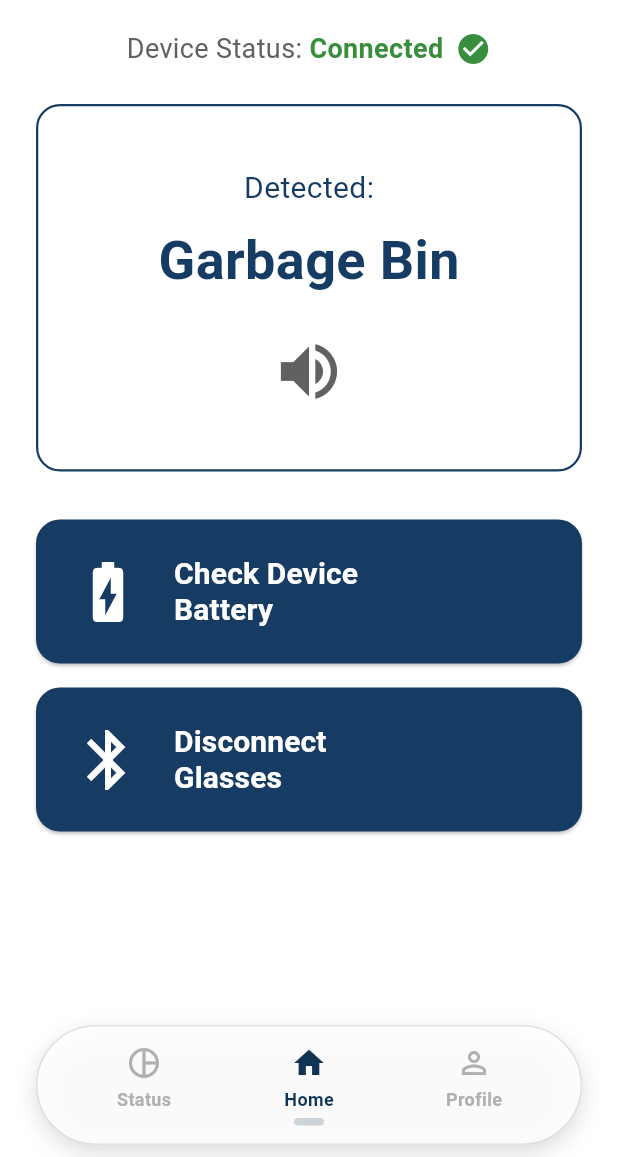
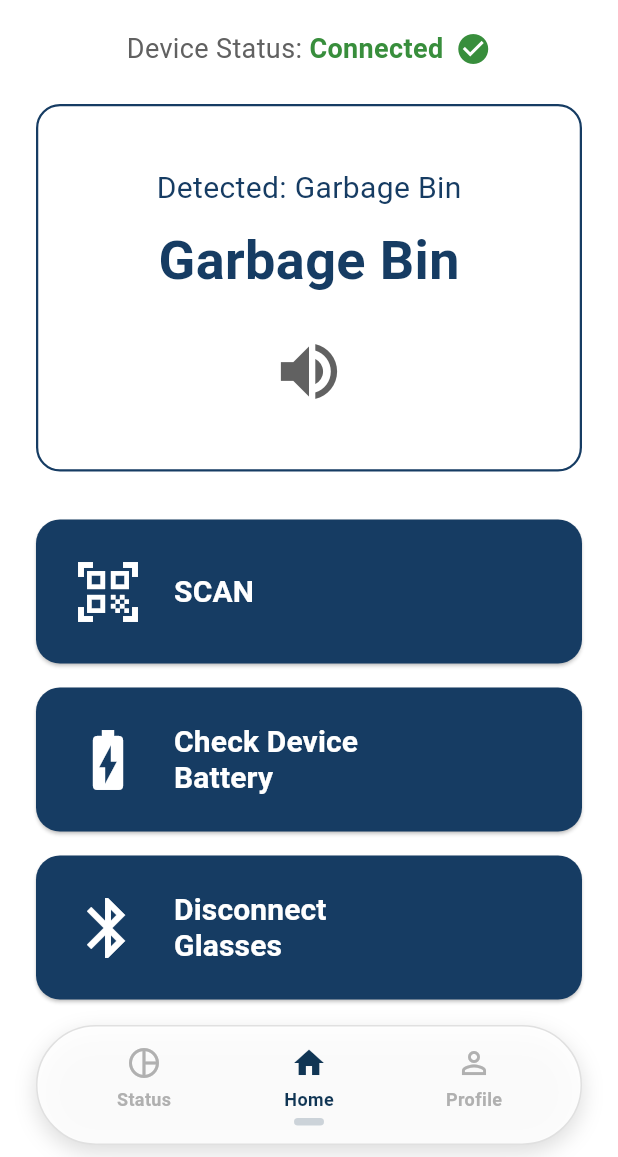
Before and after one commit to dorothyatienza/tanaw-app-capstone, a Flutter app: the HomeScreen screen opened directly, on a phone screen of 412 x 824 dp, the part 79-1236 px from its top. Run offline on Flutter 3.47's test engine with Material 3 defaults, Android fonts, the phone set to English and light mode, and no system bars; our stand-ins replace flutter_tts, font_awesome_flutter, image_picker, shared_preferences, smooth_page_indicator; accounts and stored records are empty.

Commit message:
GENERATOR WORKING
Object Generator that i added is working, and everything is working

```diff
--- a/lib/screens/home_screen.dart
+++ b/lib/screens/home_screen.dart
@@ -10,6 +10,8 @@ import 'package:tanaw_app/widgets/animated_bottom_nav_bar.dart';
 import 'package:tanaw_app/widgets/app_logo.dart';
 import 'package:tanaw_app/widgets/fade_page_route.dart';
 import 'package:tanaw_app/state/connection_state.dart' as app_connection;
+import 'package:intl/intl.dart';
+import 'package:tanaw_app/services/object_generator.dart';
 
 class HomeScreen extends StatefulWidget {
   const HomeScreen({super.key});
@@ -20,7 +22,7 @@ class HomeScreen extends StatefulWidget {
 
 class HomeScreenState extends State<HomeScreen> {
   final FlutterTts _flutterTts = FlutterTts();
-  final String _lastDetectedObject = "Garbage Bin";
+  String _lastDetectedObject = "Garbage Bin";
   final String _batteryLevel = "80%";
   int _selectedIndex = 1;
 
@@ -75,7 +77,9 @@ class HomeScreenState extends State<HomeScreen> {
   @override
   Widget build(BuildContext context) {
     final ttsState = Provider.of<TtsState>(context);
-    final connectionState = Provider.of<app_connection.ConnectionState>(context);
+    final connectionState = Provider.of<app_connection.ConnectionState>(
+      context,
+    );
 
     Widget screenContent = Scaffold(
       backgroundColor: Colors.white,
@@ -84,8 +88,9 @@ class HomeScreenState extends State<HomeScreen> {
         backgroundColor: Colors.white,
         elevation: 0,
         title: AppLogo(
-            isGuardianMode:
-                Provider.of<GuardianModeState>(context).isGuardianModeEnabled,
+          isGuardianMode: Provider.of<GuardianModeState>(
+            context,
+          ).isGuardianModeEnabled,
         ),
       ),
       body: Padding(
@@ -98,20 +103,33 @@ class HomeScreenState extends State<HomeScreen> {
             _buildDetectedObjectCard(),
             const SizedBox(height: 32),
             _buildActionButton(
+              icon: Icons.qr_code_scanner,
+              text: 'SCAN',
+              onPressed: _onScanPressed,
+            ),
+            const SizedBox(height: 16),
+            _buildActionButton(
               icon: Icons.battery_charging_full,
               text: 'Check Device\nBattery',
               onPressed: () => _speak("Battery is at $_batteryLevel"),
             ),
             const SizedBox(height: 16),
             _buildActionButton(
-                icon: connectionState.isConnected ? Icons.bluetooth : Icons.bluetooth_disabled,
-                text: connectionState.isConnected ? 'Disconnect\nGlasses' : 'Connect\nGlasses',
+              icon: connectionState.isConnected
+                  ? Icons.bluetooth
+                  : Icons.bluetooth_disabled,
+              text: connectionState.isConnected
+                  ? 'Disconnect\nGlasses'
+                  : 'Connect\nGlasses',
               onPressed: () {
-                  _speak(connectionState.isConnected ? "Disconnecting glasses" : "Connecting glasses");
+                _speak(
+                  connectionState.isConnected
+                      ? "Disconnecting glasses"
+                      : "Connecting glasses",
+                );
                 connectionState.toggleConnection();
               },
             ),
-
           ],
         ),
       ),
@@ -133,7 +151,9 @@ class HomeScreenState extends State<HomeScreen> {
 
   Widget _buildDeviceStatus(bool isConnected) {
     final statusText = isConnected ? 'Connected' : 'Disconnected';
-    final statusColor = isConnected ? Colors.green.shade700 : Colors.red.shade700;
+    final statusColor = isConnected
+        ? Colors.green.shade700
+        : Colors.red.shade700;
     final statusIcon = isConnected ? Icons.check_circle : Icons.cancel;
 
     return Row(
@@ -141,10 +161,7 @@ class HomeScreenState extends State<HomeScreen> {
       children: [
         Text(
           'Device Status: ',
-          style: TextStyle(
-            color: Colors.grey.shade700,
-            fontSize: 18,
-          ),
+          style: TextStyle(color: Colors.grey.shade700, fontSize: 18),
         ),
         Text(
           statusText,
@@ -170,9 +187,9 @@ class HomeScreenState extends State<HomeScreen> {
       ),
       child: Column(
         children: [
-          const Text(
-            'Detected:',
-            style: TextStyle(fontSize: 20, color: Color(0xFF163C63)),
+          Text(
+            'Detected: $_lastDetectedObject',
+            style: const TextStyle(fontSize: 20, color: Color(0xFF163C63)),
           ),
           const SizedBox(height: 8),
           Text(
@@ -185,30 +202,26 @@ class HomeScreenState extends State<HomeScreen> {
           ),
           const SizedBox(height: 24),
           GestureDetector(
-            onTap: () => _speak("Last detected object was $_lastDetectedObject"),
-            child: Icon(
-              Icons.volume_up,
-              size: 50,
-              color: Colors.grey.shade700,
-            ),
+            onTap: () =>
+                _speak("Last detected object was $_lastDetectedObject"),
+            child: Icon(Icons.volume_up, size: 50, color: Colors.grey.shade700),
           ),
         ],
       ),
     );
   }
 
-  Widget _buildActionButton(
-      {required IconData icon,
+  Widget _buildActionButton({
+    required IconData icon,
     required String text,
-      required VoidCallback onPressed}) {
+    required VoidCallback onPressed,
+  }) {
     return ElevatedButton(
       onPressed: onPressed,
       style: ElevatedButton.styleFrom(
         backgroundColor: const Color(0xFF163C63),
         minimumSize: const Size(double.infinity, 96),
-        shape: RoundedRectangleBorder(
-          borderRadius: BorderRadius.circular(16),
-        ),
+        shape: RoundedRectangleBorder(borderRadius: BorderRadius.circular(16)),
         padding: const EdgeInsets.symmetric(horizontal: 24, vertical: 12),
       ),
       child: Row(
@@ -230,4 +243,15 @@ class HomeScreenState extends State<HomeScreen> {
       ),
     );
   }
+
+  void _onScanPressed() {
+    final Map<String, dynamic> detectedObject = pickRandomObject();
+    detectedObject['time'] = DateFormat('hh:mm a').format(DateTime.now());
+    final String detectedType =
+        detectedObject['type']?.toString() ?? _lastDetectedObject;
+    setState(() {
+      _lastDetectedObject = detectedType;
+    });
+    _speak('Detected: $detectedType');
   }
+}
```
Also changed, not shown: lib/services/object_generator.dart (added, +86 -0 lines). Lines whose indentation alone changed are shown as unchanged.
